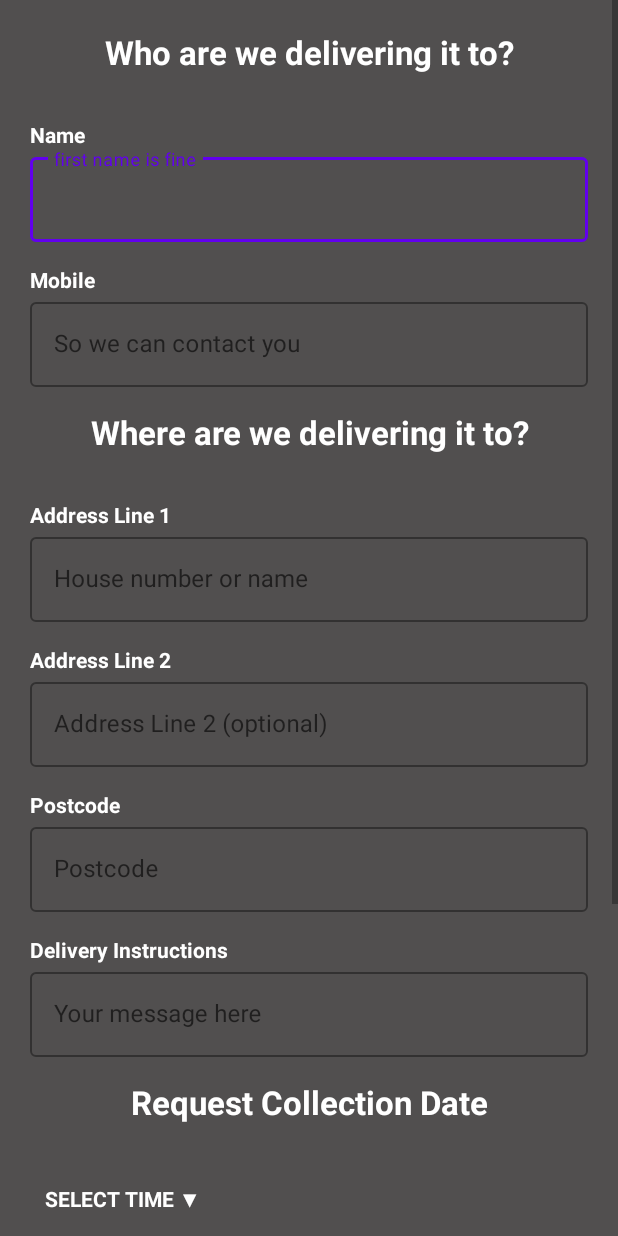
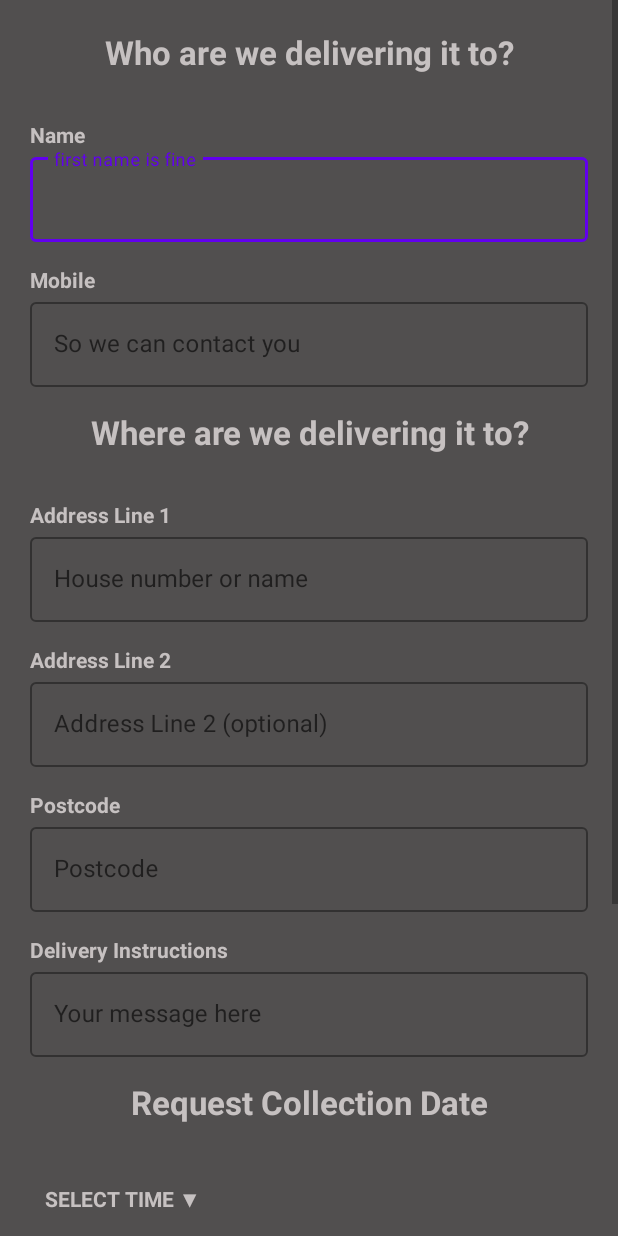
Before and after one commit to OskarLasota/BolosAssuncao, an Android app: the layout fragment_delivery.xml on its own in the app's theme, with its tools: preview values and no code run, on a phone screen of 412 x 824 dp. Run offline under Robolectric (Android 15) with nearby library versions, the light colour scheme and no system bars.

Commit message:
fix: adjusted design

```diff
--- a/app/src/main/java/com/frezzcoding/bolosassuncao/view/neutral/NeutralUserActivity.kt
+++ b/app/src/main/java/com/frezzcoding/bolosassuncao/view/neutral/NeutralUserActivity.kt
@@ -62,7 +62,7 @@ class NeutralUserActivity : AppCompatActivity()  {
     }
 
     override fun onPrepareOptionsMenu(menu: Menu?): Boolean {
-        menu?.findItem(R.id.destination_settings)?.isVisible = false
+        menu?.findItem(R.id.destination_edit)?.isVisible = false
         if(!loggedin){
             menu?.findItem(R.id.destination_basket)?.isVisible = false
         }else{
--- a/app/src/main/java/com/frezzcoding/bolosassuncao/view/privileged/AddProductFragment.kt
+++ b/app/src/main/java/com/frezzcoding/bolosassuncao/view/privileged/AddProductFragment.kt
@@ -90,7 +90,7 @@ class AddProductFragment : Fragment() , InputValidator {
 
     private val checkResult = Observer<Boolean>{
         if(it){
-            Navigation.findNavController(binding.root).navigate(R.id.destination_settings)
+            Navigation.findNavController(binding.root).navigate(R.id.destination_edit)
         }else{
             Toast.makeText(context, "Something went wrong", Toast.LENGTH_SHORT).show()
         }
--- a/app/src/main/java/com/frezzcoding/bolosassuncao/view/privileged/EditProductFragment.kt
+++ b/app/src/main/java/com/frezzcoding/bolosassuncao/view/privileged/EditProductFragment.kt
@@ -74,7 +74,7 @@ class EditProductFragment : Fragment(), InputValidator {
 
     private val checkResult = Observer<Boolean>{
         if(it){
-            Navigation.findNavController(binding.root).navigate(R.id.destination_settings)
+            Navigation.findNavController(binding.root).navigate(R.id.destination_edit)
         }else{
             Toast.makeText(context, "Something went wrong", Toast.LENGTH_SHORT).show()
         }
--- a/app/src/main/java/com/frezzcoding/bolosassuncao/view/privileged/ManageProductsFragment.kt
+++ b/app/src/main/java/com/frezzcoding/bolosassuncao/view/privileged/ManageProductsFragment.kt
@@ -58,6 +58,6 @@ class ManageProductsFragment : Fragment() , ProductViewAdapter.OnItemClickListen
 
     override fun onItemClick(product: Product) {
         var bundle = bundleOf("product" to product)
-        Navigation.findNavController(binding.root).navigate(R.id.destination_edit, bundle)
+        Navigation.findNavController(binding.root).navigate(R.id.destination_editproduct, bundle)
     }
 }
--- a/app/src/main/res/layout/fragment_delivery.xml
+++ b/app/src/main/res/layout/fragment_delivery.xml
@@ -19,7 +19,7 @@
                 android:layout_width="match_parent"
                 android:layout_height="wrap_content"
                 android:textStyle="bold"
-                android:textColor="#fff"
+                android:textColor="#c6c1c1"
                 android:textAlignment="center"
                 android:textSize="22sp"
                 android:paddingBottom="15dp"
@@ -31,7 +31,7 @@
                 android:layout_height="wrap_content"
                 android:text="Name"
                 android:textStyle="bold"
-                android:textColor="#fff"
+                android:textColor="#c6c1c1"
                 android:paddingTop="15dp"
                 />
 
@@ -59,7 +59,7 @@
                 android:layout_height="wrap_content"
                 android:text="Mobile"
                 android:textStyle="bold"
-                android:textColor="#fff"
+                android:textColor="#c6c1c1"
                 android:paddingTop="15dp"
                 />
             <com.google.android.material.textfield.TextInputLayout
@@ -87,7 +87,7 @@
                 android:layout_width="match_parent"
                 android:layout_height="wrap_content"
                 android:textStyle="bold"
-                android:textColor="#fff"
+                android:textColor="#c6c1c1"
                 android:textAlignment="center"
                 android:textSize="22sp"
                 android:paddingBottom="15dp"
@@ -99,7 +99,7 @@
                 android:layout_height="wrap_content"
                 android:text="Address Line 1"
                 android:textStyle="bold"
-                android:textColor="#fff"
+                android:textColor="#c6c1c1"
                 android:paddingTop="15dp"
                 />
             <com.google.android.material.textfield.TextInputLayout
@@ -126,7 +126,7 @@
                 android:layout_height="wrap_content"
                 android:text="Address Line 2"
                 android:textStyle="bold"
-                android:textColor="#fff"
+                android:textColor="#c6c1c1"
                 android:paddingTop="15dp"
                 />
             <com.google.android.material.textfield.TextInputLayout
@@ -153,7 +153,7 @@
                 android:layout_height="wrap_content"
                 android:text="Postcode"
                 android:textStyle="bold"
-                android:textColor="#fff"
+                android:textColor="#c6c1c1"
                 android:paddingTop="15dp"
                 />
             <com.google.android.material.textfield.TextInputLayout
@@ -181,7 +181,7 @@
                 android:layout_height="wrap_content"
                 android:text="Delivery Instructions"
                 android:textStyle="bold"
-                android:textColor="#fff"
+                android:textColor="#c6c1c1"
                 android:paddingTop="15dp"
                 />
             <com.google.android.material.textfield.TextInputLayout
@@ -208,7 +208,7 @@
                 android:layout_width="match_parent"
                 android:layout_height="wrap_content"
                 android:textStyle="bold"
-                android:textColor="#fff"
+                android:textColor="#c6c1c1"
                 android:textAlignment="center"
                 android:textSize="22sp"
                 android:paddingBottom="20dp"
@@ -223,7 +223,7 @@
                 android:paddingTop="20dp"
                 android:paddingLeft="10dp"
                 android:paddingBottom="30dp"
-                android:textColor="#fff"
+                android:textColor="#c6c1c1"
                 android:textStyle="bold"
                 />
 
@@ -233,7 +233,7 @@
                 android:layout_height="wrap_content"
                 android:text="SELECT DATE ▼"
                 android:padding="10dp"
-                android:textColor="#fff"
+                android:textColor="#c6c1c1"
                 android:textStyle="bold"
                 />
 
@@ -241,7 +241,7 @@
                 android:layout_width="match_parent"
                 android:layout_height="wrap_content"
                 android:textStyle="bold"
-                android:textColor="#fff"
+                android:textColor="#c6c1c1"
                 android:textAlignment="center"
                 android:textSize="22sp"
                 android:paddingBottom="15dp"
@@ -256,12 +256,14 @@
                     android:id="@+id/radio_one"
                     android:layout_width="match_parent"
                     android:layout_height="match_parent"
+                    android:textColor="#c6c1c1"
                     android:text="Debit Card"
                     />
                 <RadioButton
                     android:id="@+id/radio_two"
                     android:layout_width="match_parent"
                     android:layout_height="match_parent"
+                    android:textColor="#c6c1c1"
                     android:text="Cash on delivery"
                     />
             </RadioGroup>
--- a/app/src/main/res/menu/menu_toolbar.xml
+++ b/app/src/main/res/menu/menu_toolbar.xml
@@ -2,7 +2,7 @@
 <menu xmlns:android="http://schemas.android.com/apk/res/android"
     xmlns:app="http://schemas.android.com/apk/res-auto">
     <item
-        android:id="@+id/destination_settings"
+        android:id="@+id/destination_edit"
         android:icon="@drawable/ic_edit"
         app:showAsAction="ifRoom"
         android:title="Settings" />
```
Also changed, not shown: app/src/main/res/layout/fragment_addproduct.xml (+11 -0 lines), app/src/main/res/layout/fragment_collection.xml (+9 -6 lines), app/src/main/res/layout/fragment_editproduct.xml (+13 -0 lines), app/src/main/res/navigation-nonav/mobile_navigation.xml (+5 -5 lines).
